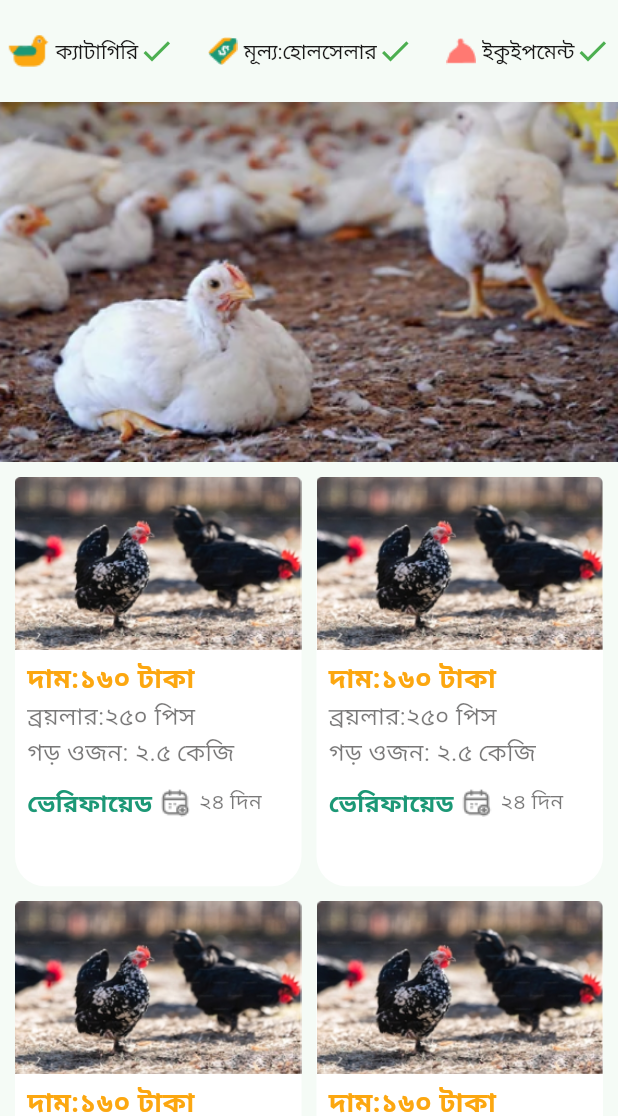
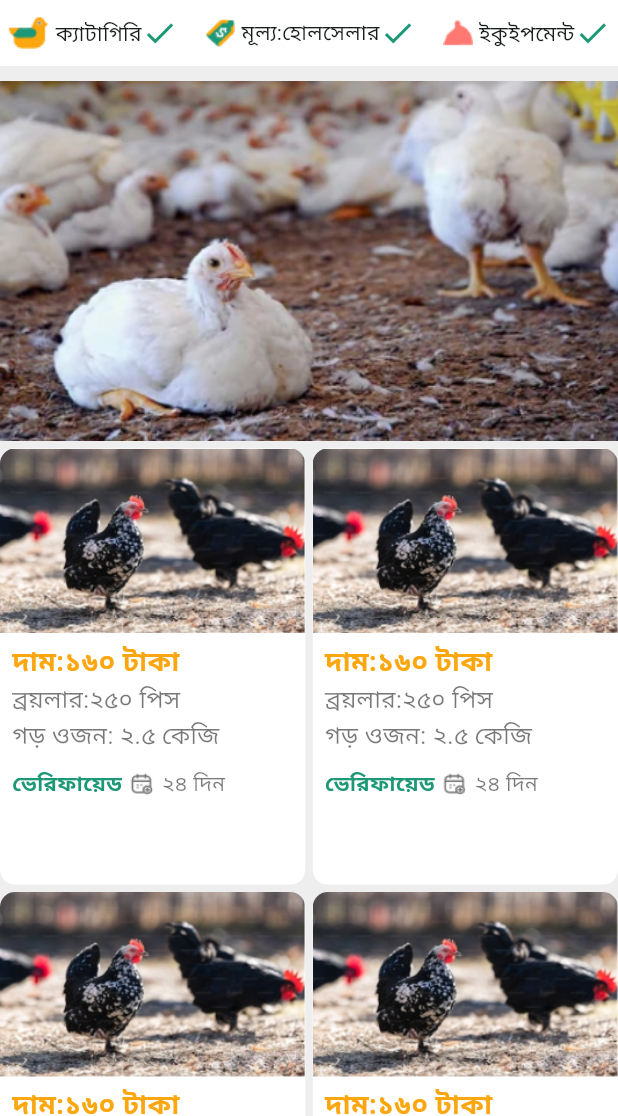
Before and after one commit to Milon3658/chicken_app, a Flutter app: the HomepageView screen opened by its route, on a phone screen of 412 x 824 dp, the part 120-1236 px from its top. Run offline on Flutter 3.47's test engine with Material 3 defaults, Android fonts, the phone set to English and light mode, and no system bars; our stand-ins replace flutter_otp_text_field, flutter_toggle_tab, gap, get.

Commit message:
Add HomepageController and integrate with Options widget; update dropdown behavior

```diff
--- a/lib/app/modules/Homepage/controllers/homepage_controller.dart
+++ b/lib/app/modules/Homepage/controllers/homepage_controller.dart
@@ -4,6 +4,7 @@ class HomepageController extends GetxController {
   //TODO: Implement HomepageController
 
   final count = 0.obs;
+  RxBool isCategoryTapped = false.obs;
   @override
   void onInit() {
     super.onInit();
--- a/lib/app/modules/Homepage/views/homepage_view.dart
+++ b/lib/app/modules/Homepage/views/homepage_view.dart
@@ -11,38 +11,58 @@ class HomepageView extends GetView<HomepageController> {
   @override
   Widget build(BuildContext context) {
     return Scaffold(
+        backgroundColor: Color(0xffEEEEEE),
         body: SingleChildScrollView(
           child: SafeArea(
+            child: Obx(
+              () => Column(
+                children: [
+                  Homeappbar(),
+                  Options(),
+                  Gap(10),
+                  Row(
+                    children: [
+                      controller.isCategoryTapped.value
+                          ? Padding(
+                              padding: const EdgeInsets.only(right: 5, top: 5),
+                              child: Container(
+                                width: 80,
+                                height: Get.height,
+                                color: Colors.red,
+                              ),
+                            )
+                          : Container(),
+                      Expanded(
                         child: Column(
                           children: [
-            Homeappbar(),
-            Gap(10),
-            Options(),
-            Gap(10),
                             Image.asset(
                               'assets/images/chicken.png',
                               height: 240,
                               width: Get.width,
                               fit: BoxFit.cover,
                             ),
-            Gap(10),
-            Padding(
-              padding: const EdgeInsets.symmetric(horizontal: 10),
-              child: GridView.builder(
+                            Gap(5),
+                            GridView.builder(
                                 itemCount: 10,
                                 shrinkWrap: true,
                                 physics: NeverScrollableScrollPhysics(),
                                 primary: false,
-                  gridDelegate: SliverGridDelegateWithFixedCrossAxisCount(
+                                gridDelegate:
+                                    SliverGridDelegateWithFixedCrossAxisCount(
                                         crossAxisCount: 2,
                                         childAspectRatio: 0.7,
-                      crossAxisSpacing: 10,
-                      mainAxisSpacing: 10),
+                                        crossAxisSpacing: 5,
+                                        mainAxisSpacing: 5),
                                 itemBuilder: (BuildContext context, int index) {
                                   return ProductCard();
                                 }),
+                          ],
                         ),
+                      )
                     ],
+                  )
+                ],
+              ),
             ),
           ),
         ));
--- a/lib/app/modules/Homepage/widgets/BuildDropDown.dart
+++ b/lib/app/modules/Homepage/widgets/BuildDropDown.dart
@@ -4,14 +4,10 @@ import 'package:flutter/material.dart';
 class Builddropdown extends StatefulWidget {
   String image;
   String value;
-  List<String> items;
-  ValueChanged<String?> onChanged;
 
   Builddropdown({
     required this.image,
     required this.value,
-    required this.items,
-    required this.onChanged,
   });
 
   @override
@@ -25,19 +21,8 @@ class _BuilddropdownState extends State<Builddropdown> {
       children: [
         Image(image: AssetImage(widget.image)), // Customize the color
         SizedBox(width: 4),
-        DropdownButton<String>(
-          value: widget.value,
-          style: TextStyle(fontSize: 14, color: greyText),
-          underline: SizedBox(),
-          icon: Icon(Icons.check, color: Colors.green),
-          items: widget.items.map((item) {
-            return DropdownMenuItem<String>(
-              value: item,
-              child: Text(item),
-            );
-          }).toList(),
-          onChanged: widget.onChanged,
-        ),
+        Text(widget.value),
+        Icon(Icons.check, color: primaryColor),
       ],
     );
   }
--- a/lib/app/modules/Homepage/widgets/Options.dart
+++ b/lib/app/modules/Homepage/widgets/Options.dart
@@ -1,5 +1,7 @@
+import 'package:chicken/app/modules/Homepage/controllers/homepage_controller.dart';
 import 'package:chicken/app/modules/Homepage/widgets/BuildDropDown.dart';
 import 'package:flutter/material.dart';
+import 'package:get/get.dart';
 
 class Options extends StatefulWidget {
   const Options({super.key});
@@ -11,37 +13,34 @@ class Options extends StatefulWidget {
 class _OptionsState extends State<Options> {
   @override
   Widget build(BuildContext context) {
-    String selectedCategory = 'ক্যাটাগিরি';
-    String selectedPrice = 'মূল্য:হোলসেলার';
-    String selectedEquipment = 'ইকুইপমেন্ট';
-
-    final List<String> categoryItems = ['ক্যাটাগিরি', 'অপশন ১', 'অপশন ২'];
-    final List<String> priceItems = ['মূল্য:হোলসেলার', 'মূল্য ১', 'মূল্য ২'];
-    final List<String> equipmentItems = ['ইকুইপমেন্ট', 'অপশন ১', 'অপশন ২'];
-    return Padding(
-      padding: const EdgeInsets.symmetric(horizontal: 5),
+    final controller = Get.find<HomepageController>();
+    return Container(
+      color: Colors.white,
+      child: Padding(
+        padding: const EdgeInsets.symmetric(horizontal: 5, vertical: 10),
         child: Row(
           mainAxisAlignment: MainAxisAlignment.spaceBetween,
           children: [
-          Builddropdown(
+            InkWell(
+              onTap: () {
+                controller.isCategoryTapped.value =
+                    !controller.isCategoryTapped.value;
+              },
+              child: Builddropdown(
                 image: 'assets/images/duck.png',
-            value: selectedCategory,
-            items: categoryItems,
-            onChanged: (value) {},
+                value: 'ক্যাটাগিরি',
+              ),
             ),
             Builddropdown(
               image: 'assets/images/ticket.png',
-            value: selectedPrice,
-            items: priceItems,
-            onChanged: (value) {},
+              value: 'মূল্য:হোলসেলার',
             ),
             Builddropdown(
               image: 'assets/images/equip.png',
-            value: selectedEquipment,
-            items: equipmentItems,
-            onChanged: (value) {},
+              value: 'ইকুইপমেন্ট',
             ),
           ],
+        ),
       ),
     );
   }
--- a/lib/app/modules/Homepage/widgets/ProductCard.dart
+++ b/lib/app/modules/Homepage/widgets/ProductCard.dart
@@ -1,4 +1,5 @@
 import 'package:chicken/app/data/AppColors.dart';
+import 'package:chicken/app/modules/Homepage/controllers/homepage_controller.dart';
 import 'package:chicken/app/routes/app_pages.dart';
 import 'package:flutter/material.dart';
 import 'package:gap/gap.dart';
@@ -9,28 +10,35 @@ class ProductCard extends StatelessWidget {
 
   @override
   Widget build(BuildContext context) {
+    final controller = Get.find<HomepageController>();
     return InkWell(
       onTap: () {
         Get.toNamed(Routes.PRODUCT_DETAILS);
       },
-      child: Container(
+      child: Obx(
+        () => Container(
           height: 300,
-        width: 180,
+          width: controller.isCategoryTapped.value == true ? 150 : 180,
           decoration: BoxDecoration(
             color: white,
-          borderRadius: BorderRadius.circular(20),
+            borderRadius: BorderRadius.circular(10),
           ),
           child: Column(
             crossAxisAlignment: CrossAxisAlignment.start,
             children: [
-            Image.asset('assets/images/black_chicken.png'),
+              ClipRRect(
+                  borderRadius: BorderRadius.only(
+                      topLeft: Radius.circular(10),
+                      topRight: Radius.circular(10)),
+                  child: Image.asset('assets/images/black_chicken.png')),
               Gap(5),
               Padding(
                 padding: const EdgeInsets.only(left: 8),
                 child: Text(
                   'দাম:১৬০ টাকা',
                   style: TextStyle(
-                  fontSize: 18,
+                    fontSize:
+                        controller.isCategoryTapped.value == true ? 16 : 18,
                     color: secondaryColor,
                     fontWeight: FontWeight.bold,
                   ),
@@ -41,7 +49,8 @@ class ProductCard extends StatelessWidget {
                 child: Text(
                   'ব্রয়লার:২৫০ পিস',
                   style: TextStyle(
-                  fontSize: 16,
+                    fontSize:
+                        controller.isCategoryTapped.value == true ? 14 : 16,
                     color: greyText.withOpacity(0.58),
                   ),
                 ),
@@ -51,7 +60,8 @@ class ProductCard extends StatelessWidget {
                 child: Text(
                   'গড় ওজন: ২.৫ কেজি',
                   style: TextStyle(
-                  fontSize: 16,
+                    fontSize:
+                        controller.isCategoryTapped.value == true ? 14 : 16,
                     color: greyText.withOpacity(0.58),
                   ),
                 ),
@@ -64,16 +74,22 @@ class ProductCard extends StatelessWidget {
                     Text(
                       'ভেরিফায়েড',
                       style: TextStyle(
-                        fontSize: 16,
+                          fontSize: controller.isCategoryTapped.value == true
+                              ? 12
+                              : 14,
                           color: primaryColor,
                           fontWeight: FontWeight.bold),
                     ),
                     Gap(5),
-                  Image.asset('assets/images/calender.png'),
+                    Image.asset('assets/images/calender.png', height: 15),
                     Gap(5),
                     Text(
                       '২৪ দিন',
-                    style: TextStyle(color: greyText.withOpacity(0.58)),
+                      style: TextStyle(
+                        color: greyText.withOpacity(0.58),
+                        fontSize:
+                            controller.isCategoryTapped.value == true ? 12 : 14,
+                      ),
                     )
                   ],
                 ),
@@ -81,6 +97,7 @@ class ProductCard extends StatelessWidget {
             ],
           ),
         ),
+      ),
     );
   }
 }
--- a/lib/app/modules/mainpage/bindings/mainpage_binding.dart
+++ b/lib/app/modules/mainpage/bindings/mainpage_binding.dart
@@ -1,3 +1,4 @@
+import 'package:chicken/app/modules/Homepage/controllers/homepage_controller.dart';
 import 'package:chicken/app/modules/account/controllers/account_controller.dart';
 import 'package:get/get.dart';
 
@@ -10,5 +11,6 @@ class MainpageBinding extends Bindings {
       () => MainpageController(),
     );
     Get.put(AccountController());
+    Get.put(HomepageController());
   }
 }
```
Lines whose indentation alone changed are shown as unchanged.
